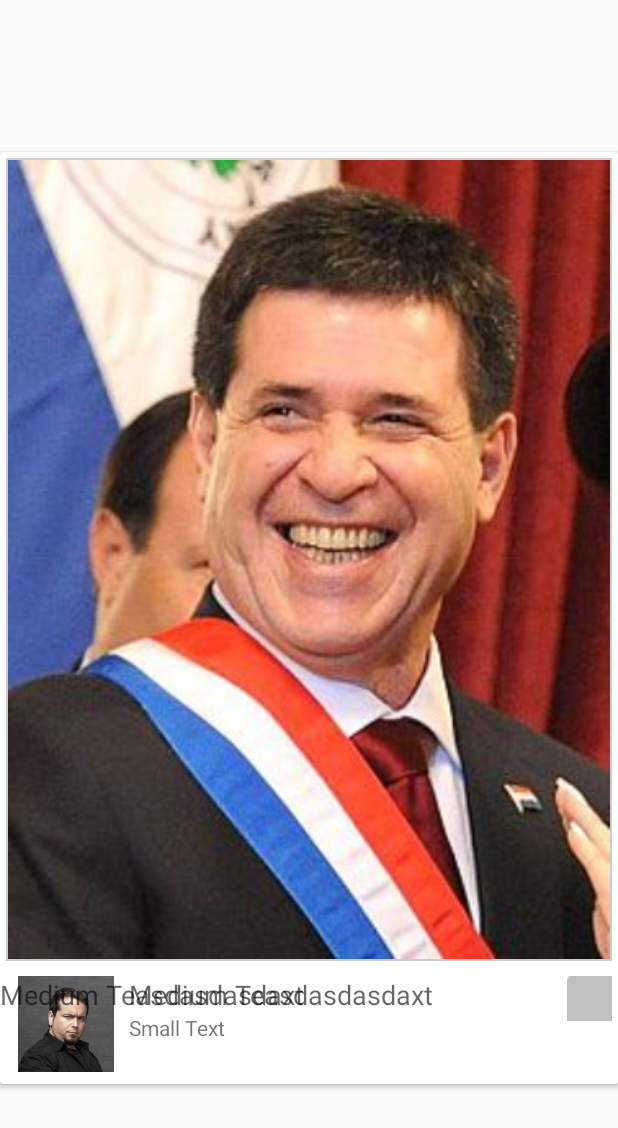
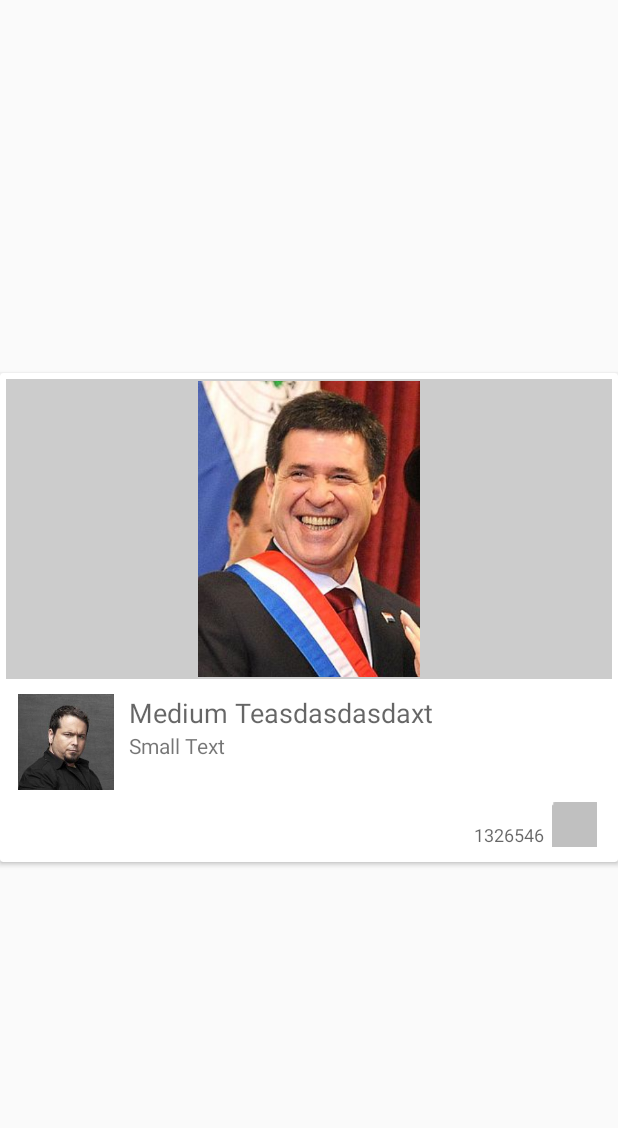
Before and after one commit to luisriq/Thinkink, an Android app: the layout item_galery.xml on its own in the app's theme, with its tools: preview values and no code run, on a phone screen of 412 x 824 dp. Shown: the top 1128 px of the screen. Run offline under Robolectric (Android 15) with nearby library versions, the phone set to English and light mode, and no system bars; network calls fail.

Commit message:
Like y otras cosas

```diff
--- a/app/build.gradle
+++ b/app/build.gradle
@@ -42,4 +42,5 @@ dependencies {
     compile 'com.google.android.gms:play-services-location:8.4.0'
     compile 'com.kogitune:pre-lollipop-activity-transition:1.3.0'
     compile 'com.mcxiaoke.volley:library:1.0.19'
+    compile 'com.bartoszlipinski:viewpropertyobjectanimator:1.4.4'
 }
--- a/app/src/main/java/com/grupo2tbd/thinkink/PerfilTatuador.java
+++ b/app/src/main/java/com/grupo2tbd/thinkink/PerfilTatuador.java
@@ -66,8 +66,11 @@ public class PerfilTatuador extends AppCompatActivity {
         Fresco.initialize(getApplicationContext(), config);
         setContentView(R.layout.perfil_tatuador);
         Toolbar toolbar = (Toolbar) findViewById(R.id.toolbar);
+        toolbar.setTitle("");
         setSupportActionBar(toolbar);
+
         collapsingToolbarLayout = (CollapsingToolbarLayout) findViewById(R.id.collapsing_toolbar);
+        collapsingToolbarLayout.setTitle("");
         getSupportActionBar().setIcon(R.mipmap.ic_launcher);
         pager = (ViewPager) findViewById(R.id.viewPagerPerfil);
         pager.setAdapter(new MyPagerAdapter(getSupportFragmentManager()));
@@ -107,7 +110,7 @@ public class PerfilTatuador extends AppCompatActivity {
             switch(position) {
 
                 case 0: return "Información";
-                case 1: return "Galería 1";
+                case 1: return "Galería";
                 case 2: return "Galería 2";
                 case 3: return "Mapa";
                 default: return "Información";
--- a/app/src/main/java/com/grupo2tbd/thinkink/Rest/ServiceGenerator.java
+++ b/app/src/main/java/com/grupo2tbd/thinkink/Rest/ServiceGenerator.java
@@ -10,7 +10,7 @@ import retrofit.Retrofit;
  * Created by luis on 12/20/15.
  */
 public class ServiceGenerator {
-    public static final String IP = "http://192.168.1.82";
+    public static final String IP = "http://192.168.0.9";
     public static final String API_BASE_URL = IP+":8080/Think-INK/rest/";
 
 
--- a/app/src/main/java/com/grupo2tbd/thinkink/Rest/TypedString.java
+++ /dev/null
@@ -1,5 +0,0 @@
-package com.grupo2tbd.thinkink.Rest;
-
-/**
- * Created by luis on 12/25/15.
- */
--- a/app/src/main/res/layout/info_tatuador.xml
+++ b/app/src/main/res/layout/info_tatuador.xml
@@ -51,6 +51,7 @@
                 android:maxLines="5"/>
 
         <TextView
+            android:id="@+id/expander"
             android:layout_width="match_parent"
             android:layout_marginTop="10dp"
             android:layout_height="wrap_content"
--- a/app/src/main/res/layout/item_galery.xml
+++ b/app/src/main/res/layout/item_galery.xml
@@ -15,7 +15,7 @@
 
         <ImageView
             android:layout_width="match_parent"
-            android:layout_height="wrap_content"
+            android:layout_height="200dp"
             android:layout_marginTop="4dp"
             android:layout_marginLeft="4dp"
             android:layout_marginRight="4dp"
@@ -75,21 +75,24 @@
             style="@style/Base.Widget.AppCompat.Button.Borderless.Colored"
             android:src="@drawable/like_gris"
             android:adjustViewBounds="true"
-            android:layout_alignTop="@+id/nombre_usuario"
+            android:layout_below="@+id/imageUsuerGallery"
             android:layout_alignRight="@+id/imagenCard"
-            android:layout_alignEnd="@+id/imagenCard" />
+            android:layout_marginRight="10dp"
+            android:layout_marginBottom="10dp"/>
 
         <TextView
             android:layout_width="wrap_content"
             android:layout_height="wrap_content"
-            android:textAppearance="?android:attr/textAppearanceMedium"
-            android:text="Medium Teasdasdasdaxt"
+            style="@style/Base.TextAppearance.AppCompat.Caption"
+            android:text="1326546"
             android:maxLines="1"
             android:ellipsize="end"
             android:id="@+id/cantidadLikes"
-            android:layout_gravity="center_horizontal|bottom"
-
-            android:layout_alignTop="@+id/imageUsuerGallery"
-            android:layout_marginRight="10dp" />
+            android:layout_marginRight="5dp"
+            android:layout_alignRight="@+id/textView2"
+            android:layout_alignEnd="@+id/textView2"
+            android:layout_alignTop="@+id/btn_like"
+            android:gravity="bottom"
+            android:layout_alignBottom="@+id/btn_like" />
     </RelativeLayout>
 </android.support.v7.widget.CardView>
--- a/app/src/main/res/layout/perfil_tatuador.xml
+++ b/app/src/main/res/layout/perfil_tatuador.xml
@@ -25,6 +25,7 @@
         android:id="@+id/collapsing_toolbar"
         android:layout_width="match_parent"
         android:layout_height="match_parent"
+        app:title=""
         app:layout_scrollFlags="scroll|exitUntilCollapsed"
         app:contentScrim="?attr/colorPrimary">
 
```
Also changed, not shown: app/src/main/java/com/grupo2tbd/thinkink/Utilities/GalleryAdapterRV.java (+43 -30 lines), app/src/main/java/com/grupo2tbd/thinkink/Views/InformacionPerfilFragment.java (+25 -12 lines), app/src/main/java/com/grupo2tbd/thinkink/Views/LocalDialogFragment.java (+14 -3 lines), 1 other file.
